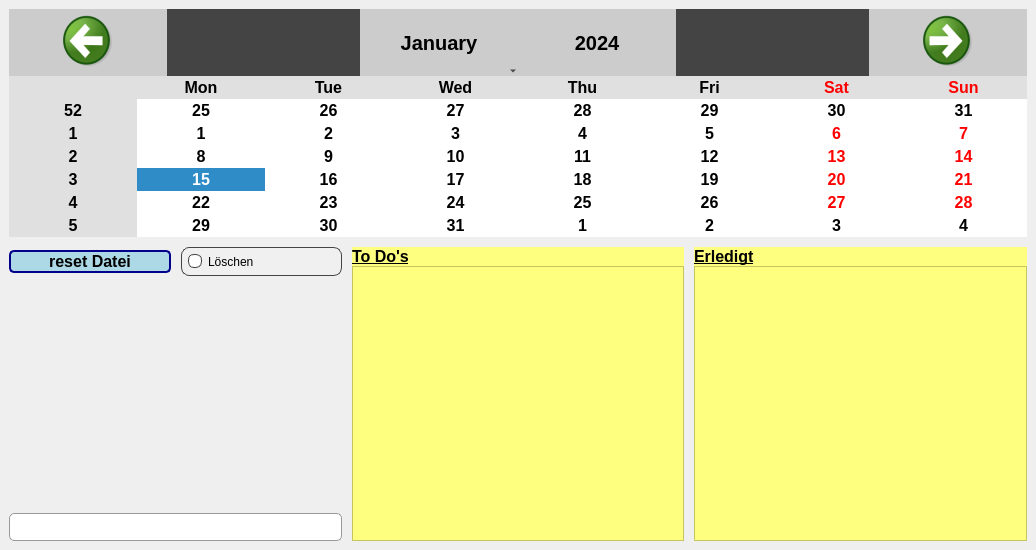
Dirkoonk/OrgaNicer, file OrgaNicer/organicer.ui: the form before one commit.
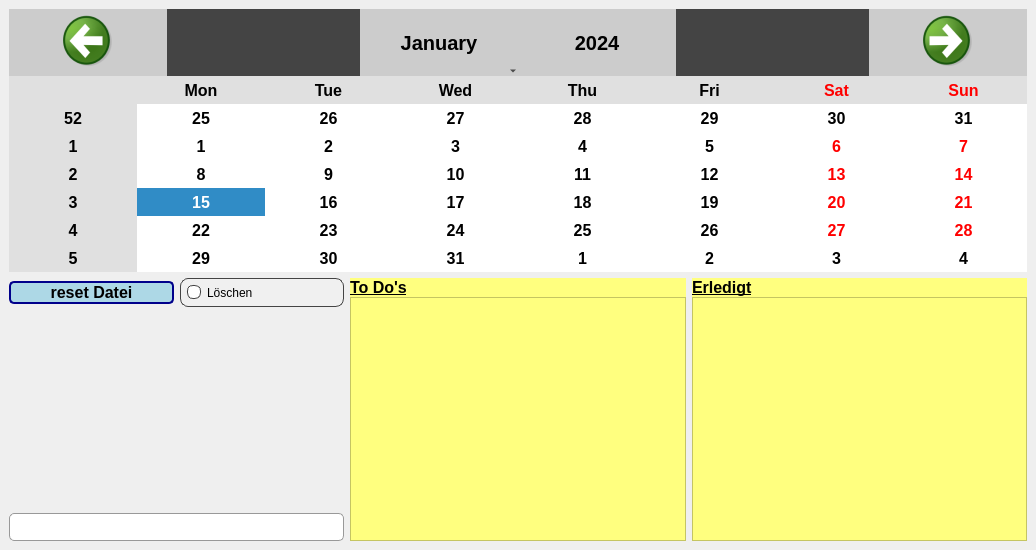
The form after the commit.

Commit message: Gui Scale Auto

Patch:
```diff
--- a/OrgaNicer/organicer.ui
+++ b/OrgaNicer/organicer.ui
@@ -40,20 +40,6 @@
    </property>
    <layout class="QVBoxLayout" name="verticalLayout">
     <item>
-     <layout class="QVBoxLayout" name="_2" stretch="0,10">
-      <property name="spacing">
-       <number>10</number>
-      </property>
-      <property name="sizeConstraint">
-       <enum>QLayout::SetNoConstraint</enum>
-      </property>
-      <property name="leftMargin">
-       <number>0</number>
-      </property>
-      <property name="rightMargin">
-       <number>0</number>
-      </property>
-      <item>
        <widget class="QCalendarWidget" name="calendarWidget">
         <property name="sizePolicy">
          <sizepolicy hsizetype="Expanding" vsizetype="Expanding">
@@ -328,8 +314,6 @@
 }</string>
             </property>
            </widget>
-          </item>
-         </layout>
         </item>
        </layout>
       </item>
```
Lines whose indentation alone changed are shown as unchanged.
